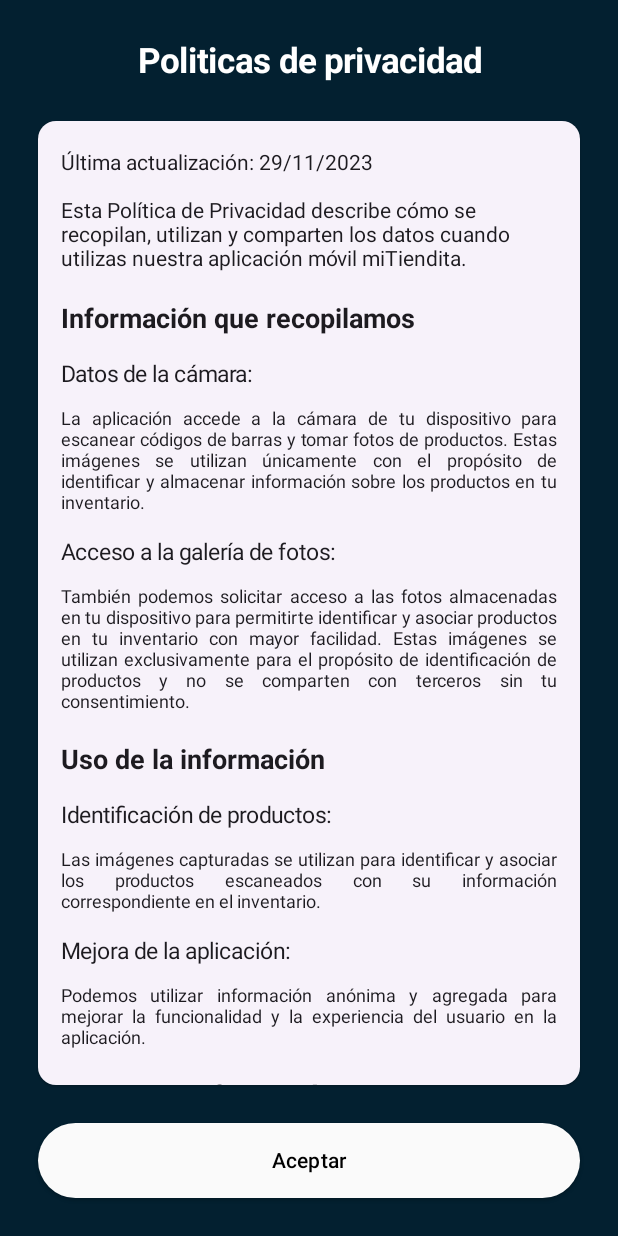
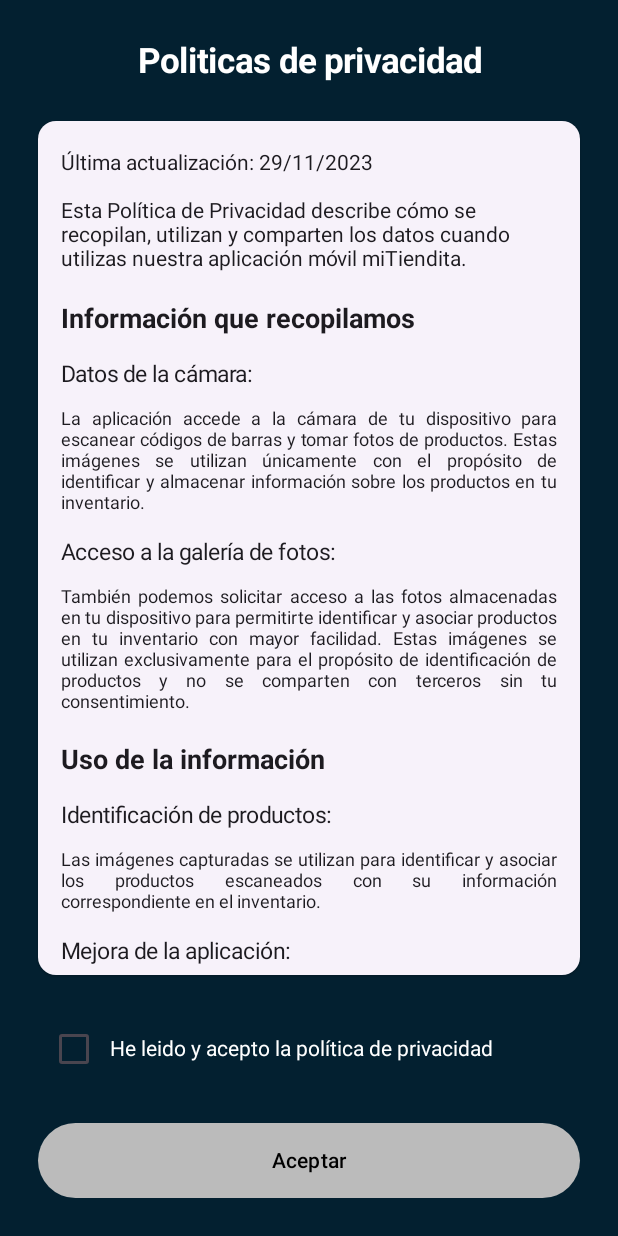
Before and after one commit to GerardoSCDev/android_local_manage_store, an Android app built with Jetpack Compose: the screen it shows after launch (MainActivity), after a tap on "Continuar", on a phone screen of 412 x 824 dp. Run offline under Robolectric (Android 15) with nearby library versions, the phone set to English and light mode, and no system bars.

Commit message:
add check box for privacy accept

```diff
--- a/app/src/main/java/com/example/localmanagestore/Modules/Inventory/Screens/InventoryBottomSheetAddProductFormScreen.kt
+++ b/app/src/main/java/com/example/localmanagestore/Modules/Inventory/Screens/InventoryBottomSheetAddProductFormScreen.kt
@@ -380,7 +380,6 @@ fun InventoryBottomSheetAddProductForm(isUpdateForm: MutableState<Boolean>, prod
                     photoPath = uriPhotoProduct.toString()
                     viewModel.setFormDataValues(barcodeValue ?: "", nameValue ?: "", stockValue.toInt(), detailValue ?: "", photoPath)
                     viewModel.insertProduct {success: Boolean ->
-
                         if (success) {
                             dialogMessage.value = "Producto almacenado de forma correcta"
                             bitmapProduct.value?.let { saveImage(it, currentContext, uriPhotoProduct) }
--- a/app/src/main/java/com/example/localmanagestore/Modules/StartApp/Screens/PrivacyPolicyScreen.kt
+++ b/app/src/main/java/com/example/localmanagestore/Modules/StartApp/Screens/PrivacyPolicyScreen.kt
@@ -5,6 +5,7 @@ import androidx.compose.foundation.background
 import androidx.compose.foundation.layout.Arrangement
 import androidx.compose.foundation.layout.Box
 import androidx.compose.foundation.layout.Column
+import androidx.compose.foundation.layout.Row
 import androidx.compose.foundation.layout.fillMaxSize
 import androidx.compose.foundation.layout.fillMaxWidth
 import androidx.compose.foundation.layout.height
@@ -13,9 +14,12 @@ import androidx.compose.foundation.layout.wrapContentHeight
 import androidx.compose.foundation.pager.PagerState
 import androidx.compose.foundation.rememberScrollState
 import androidx.compose.foundation.verticalScroll
+import androidx.compose.material3.Checkbox
 import androidx.compose.material3.ElevatedCard
 import androidx.compose.material3.Text
 import androidx.compose.runtime.Composable
+import androidx.compose.runtime.mutableStateOf
+import androidx.compose.runtime.remember
 import androidx.compose.runtime.rememberCoroutineScope
 import androidx.compose.ui.Alignment
 import androidx.compose.ui.Modifier
@@ -37,6 +41,8 @@ import kotlinx.coroutines.launch
 @Composable
 fun PrivacyPolicyScreen(pagerState: PagerState) {
     val coroutineScope = rememberCoroutineScope()
+    val checkedPrivacy = remember { mutableStateOf(false) }
+
     Box(
         modifier = Modifier
             .fillMaxSize()
@@ -91,13 +97,21 @@ fun PrivacyPolicyScreen(pagerState: PagerState) {
 
 
             }
-            Box(
-                modifier = Modifier
-                    .fillMaxWidth()
-                    .height(50.dp)
+            Row(
+                verticalAlignment = Alignment.CenterVertically,
             ) {
+                Checkbox(
+                    checked = checkedPrivacy.value,
+                    onCheckedChange = { checkedPrivacy.value = it }
+                )
+                Text(
+                    "He leido y acepto la política de privacidad",
+                    color = Color.White
+                )
+            }
             AppButton(
                 type = AppButtonType.WhiteButton,
+                enabled = checkedPrivacy.value,
                 title = "Aceptar",
                 onClick = {
                     coroutineScope.launch {
@@ -107,6 +121,5 @@ fun PrivacyPolicyScreen(pagerState: PagerState) {
             )
         }
     }
-    }
 
 }
```
Also changed, not shown: app/src/main/java/com/example/localmanagestore/CommonUtils/AppComponents/AppButton/AppButton.kt (+10 -8 lines). Lines whose indentation alone changed are shown as unchanged.
